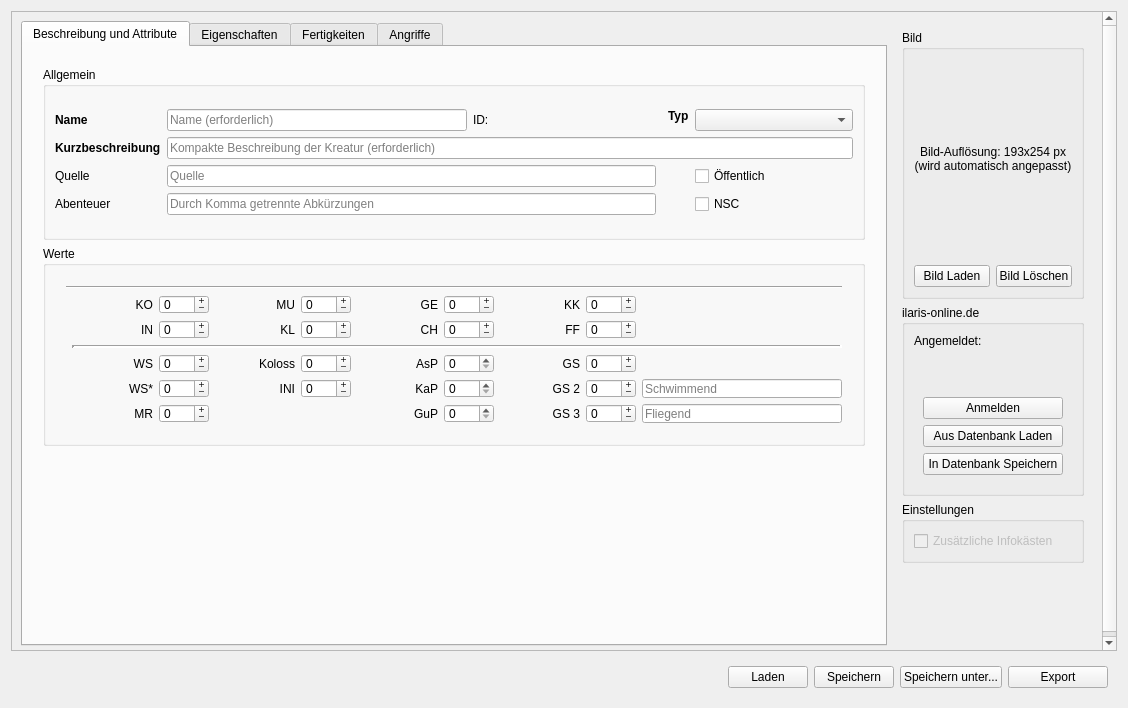
First picture: the form in Kreaturen/UI/KreaturMain.ui, repository brzGatsu/SephrastoPlugins, before the edit.
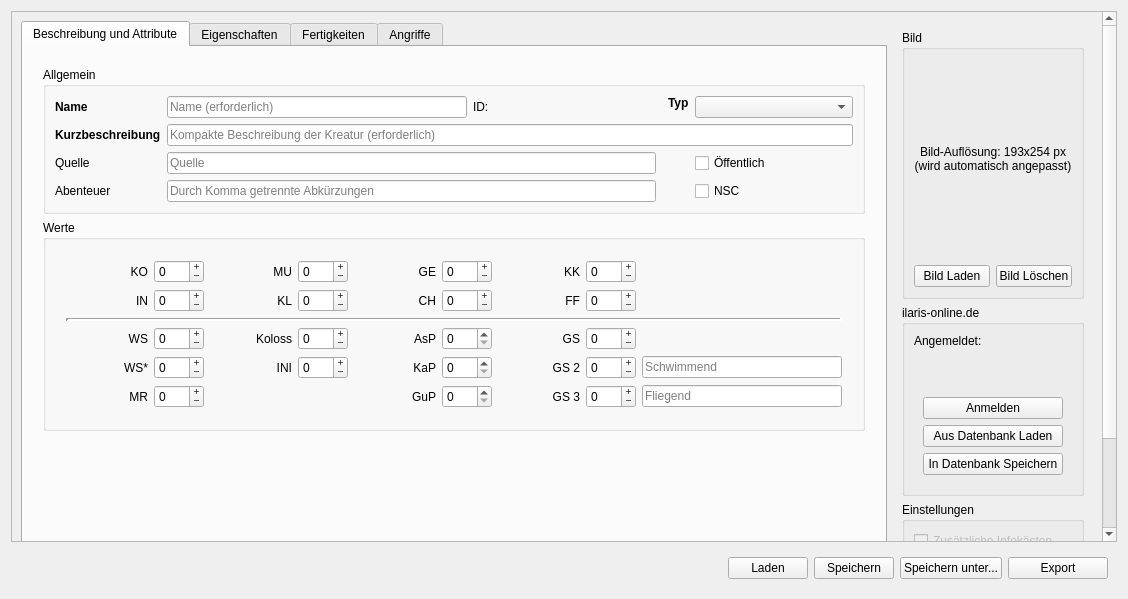
Second picture: the form after the edit.

The edit to the form file:
```diff
--- a/Kreaturen/UI/KreaturMain.ui
+++ b/Kreaturen/UI/KreaturMain.ui
@@ -10,7 +10,7 @@
     <x>0</x>
     <y>0</y>
     <width>1128</width>
-    <height>708</height>
+    <height>599</height>
    </rect>
   </property>
   <property name="sizePolicy">
@@ -35,9 +35,9 @@
       <property name="geometry">
        <rect>
         <x>0</x>
-        <y>0</y>
-        <width>1108</width>
-        <height>641</height>
+        <y>-154</y>
+        <width>1087</width>
+        <height>724</height>
        </rect>
       </property>
       <layout class="QGridLayout" name="gridLayout_5">
@@ -277,12 +277,6 @@
            <verstretch>0</verstretch>
           </sizepolicy>
          </property>
-         <property name="maximumSize">
-          <size>
-           <width>16777215</width>
-           <height>99999</height>
-          </size>
-         </property>
          <property name="currentIndex">
           <number>0</number>
          </property>
@@ -470,7 +464,6 @@
                  <widget class="QLabel" name="label">
                   <property name="font">
                    <font>
-                    <weight>75</weight>
                     <bold>true</bold>
                    </font>
                   </property>
@@ -512,12 +505,6 @@
            </item>
            <item row="1" column="0">
             <widget class="QGroupBox" name="groupBox_2">
-             <property name="maximumSize">
-              <size>
-               <width>16777215</width>
-               <height>200</height>
-              </size>
-             </property>
              <property name="title">
               <string>Werte</string>
              </property>
@@ -535,8 +522,6 @@
                <number>20</number>
               </property>
               <item>
-               <layout class="QGridLayout" name="gridLayout_2">
-                <item row="4" column="1">
                  <layout class="QGridLayout" name="gridLayout_3">
                   <item row="4" column="8">
                    <widget class="QLineEdit" name="leGSS_label">
@@ -1043,22 +1028,21 @@
                   </item>
                  </layout>
                 </item>
-                <item row="3" column="0" colspan="2">
-                 <widget class="Line" name="line">
-                  <property name="orientation">
-                   <enum>Qt::Horizontal</enum>
-                  </property>
-                 </widget>
-                </item>
-               </layout>
-              </item>
              </layout>
             </widget>
            </item>
            <item row="2" column="0">
-            <widget class="QWidget" name="widget_7" native="true">
-             <layout class="QGridLayout" name="gridLayout_9"/>
-            </widget>
+            <spacer name="verticalSpacer_5">
+             <property name="orientation">
+              <enum>Qt::Orientation::Vertical</enum>
+             </property>
+             <property name="sizeHint" stdset="0">
+              <size>
+               <width>20</width>
+               <height>0</height>
+              </size>
+             </property>
+            </spacer>
            </item>
           </layout>
          </widget>
```
Left out of the diff: 106 changed lines with no effect on the pictures. Lines whose indentation alone changed are shown as unchanged.
